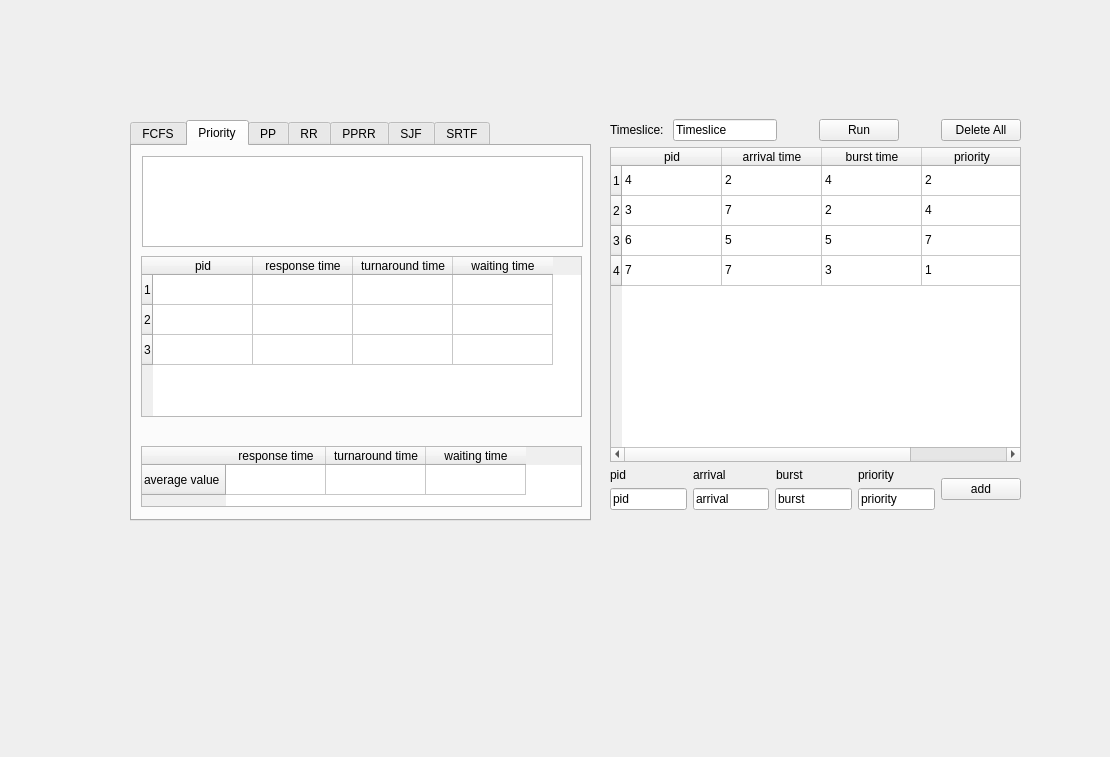
This is mainwindow.ui in jseop-lim/cpu-scheduling-simulator-python as Qt 5 draws it before an edit. The edited form follows.
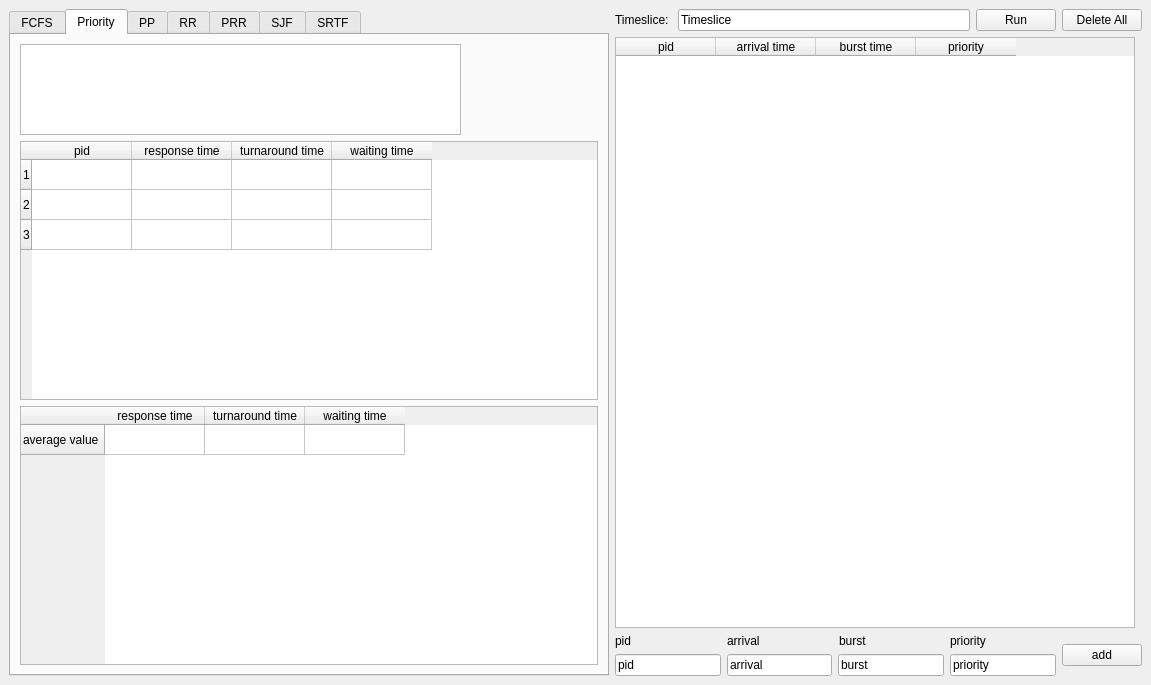
This is the edited form. The open tabs and pages were chosen to show the change.

The edit to the form file:
```diff
--- a/mainwindow.ui
+++ b/mainwindow.ui
@@ -6,25 +6,31 @@
    <rect>
     <x>0</x>
     <y>0</y>
-    <width>1110</width>
-    <height>757</height>
+    <width>1151</width>
+    <height>685</height>
    </rect>
   </property>
   <property name="windowTitle">
    <string>MainWindow</string>
   </property>
   <widget class="QWidget" name="widget">
+   <layout class="QHBoxLayout" name="horizontalLayout_3">
+    <item>
    <widget class="QTabWidget" name="lefthalf">
-    <property name="geometry">
-     <rect>
-      <x>130</x>
-      <y>120</y>
-      <width>461</width>
-      <height>401</height>
-     </rect>
+      <property name="sizePolicy">
+       <sizepolicy hsizetype="Expanding" vsizetype="Preferred">
+        <horstretch>0</horstretch>
+        <verstretch>0</verstretch>
+       </sizepolicy>
+      </property>
+      <property name="minimumSize">
+       <size>
+        <width>600</width>
+        <height>0</height>
+       </size>
     </property>
     <property name="currentIndex">
-     <number>1</number>
+       <number>4</number>
     </property>
     <property name="tabBarAutoHide">
      <bool>false</bool>
@@ -33,15 +39,12 @@
      <attribute name="title">
       <string>FCFS</string>
      </attribute>
+       <layout class="QVBoxLayout" name="verticalLayout_2">
+        <item>
+         <widget class="QGraphicsView" name="gantt_fcfs"/>
+        </item>
+        <item>
      <widget class="QTableWidget" name="results_fcfs">
-      <property name="geometry">
-       <rect>
-        <x>20</x>
-        <y>110</y>
-        <width>420</width>
-        <height>161</height>
-       </rect>
-      </property>
       <row>
        <property name="text">
         <string>1</string>
@@ -78,15 +81,9 @@
        </property>
       </column>
      </widget>
+        </item>
+        <item>
      <widget class="QTableWidget" name="avg_fcfs">
-      <property name="geometry">
-       <rect>
-        <x>20</x>
-        <y>300</y>
-        <width>420</width>
-        <height>61</height>
-       </rect>
-      </property>
       <row>
        <property name="text">
         <string>average value</string>
@@ -108,30 +105,26 @@
        </property>
       </column>
      </widget>
-     <widget class="QGraphicsView" name="gantt_fcfs">
-      <property name="geometry">
-       <rect>
-        <x>20</x>
-        <y>20</y>
-        <width>420</width>
-        <height>71</height>
-       </rect>
-      </property>
-     </widget>
+        </item>
+       </layout>
     </widget>
     <widget class="QWidget" name="tab_priority">
      <attribute name="title">
       <string>Priority</string>
      </attribute>
+       <layout class="QVBoxLayout" name="verticalLayout_3">
+        <item>
+         <widget class="QGraphicsView" name="gantt_priority">
+          <property name="maximumSize">
+           <size>
+            <width>441</width>
+            <height>91</height>
+           </size>
+          </property>
+         </widget>
+        </item>
+        <item>
      <widget class="QTableWidget" name="results_priority">
-      <property name="geometry">
-       <rect>
-        <x>9</x>
-        <y>110</y>
-        <width>441</width>
-        <height>161</height>
-       </rect>
-      </property>
       <row>
        <property name="text">
         <string>1</string>
@@ -168,15 +161,9 @@
        </property>
       </column>
      </widget>
+        </item>
+        <item>
      <widget class="QTableWidget" name="avg_priority">
-      <property name="geometry">
-       <rect>
-        <x>9</x>
-        <y>300</y>
-        <width>441</width>
-        <height>61</height>
-       </rect>
-      </property>
       <row>
        <property name="text">
         <string>average value</string>
@@ -198,36 +185,19 @@
        </property>
       </column>
      </widget>
-     <widget class="QGraphicsView" name="gantt_priority">
-      <property name="geometry">
-       <rect>
-        <x>10</x>
-        <y>10</y>
-        <width>441</width>
-        <height>91</height>
-       </rect>
-      </property>
-      <property name="maximumSize">
-       <size>
-        <width>441</width>
-        <height>91</height>
-       </size>
-      </property>
-     </widget>
+        </item>
+       </layout>
     </widget>
     <widget class="QWidget" name="tab_pp">
      <attribute name="title">
       <string>PP</string>
      </attribute>
+       <layout class="QVBoxLayout" name="verticalLayout_5">
+        <item>
+         <widget class="QGraphicsView" name="gantt_pp"/>
+        </item>
+        <item>
      <widget class="QTableWidget" name="results_pp">
-      <property name="geometry">
-       <rect>
-        <x>20</x>
-        <y>110</y>
-        <width>420</width>
-        <height>161</height>
-       </rect>
-      </property>
       <row>
        <property name="text">
         <string>1</string>
@@ -264,15 +234,9 @@
        </property>
       </column>
      </widget>
+        </item>
+        <item>
      <widget class="QTableWidget" name="avg_pp">
-      <property name="geometry">
-       <rect>
-        <x>20</x>
-        <y>300</y>
-        <width>420</width>
-        <height>61</height>
-       </rect>
-      </property>
       <row>
        <property name="text">
         <string>average value</string>
@@ -294,30 +258,19 @@
        </property>
       </column>
      </widget>
-     <widget class="QGraphicsView" name="gantt_pp">
-      <property name="geometry">
-       <rect>
-        <x>20</x>
-        <y>20</y>
-        <width>420</width>
-        <height>71</height>
-       </rect>
-      </property>
-     </widget>
+        </item>
+       </layout>
     </widget>
     <widget class="QWidget" name="tab_rr">
      <attribute name="title">
       <string>RR</string>
      </attribute>
+       <layout class="QVBoxLayout" name="verticalLayout_4">
+        <item>
+         <widget class="QGraphicsView" name="gantt_rr"/>
+        </item>
+        <item>
      <widget class="QTableWidget" name="results_rr">
-      <property name="geometry">
-       <rect>
-        <x>20</x>
-        <y>110</y>
-        <width>420</width>
-        <height>161</height>
-       </rect>
-      </property>
       <row>
        <property name="text">
         <string>1</string>
@@ -354,15 +307,9 @@
        </property>
       </column>
      </widget>
+        </item>
+        <item>
      <widget class="QTableWidget" name="avg_rr">
-      <property name="geometry">
-       <rect>
-        <x>20</x>
-        <y>300</y>
-        <width>420</width>
-        <height>61</height>
-       </rect>
-      </property>
       <row>
        <property name="text">
         <string>average value</string>
@@ -384,30 +331,19 @@
        </property>
       </column>
      </widget>
-     <widget class="QGraphicsView" name="gantt_rr">
-      <property name="geometry">
-       <rect>
-        <x>20</x>
-        <y>20</y>
-        <width>420</width>
-        <height>71</height>
-       </rect>
-      </property>
-     </widget>
+        </item>
+       </layout>
     </widget>
     <widget class="QWidget" name="tab_pprr">
      <attribute name="title">
-      <string>PPRR</string>
-     </attribute>
+        <string>PRR</string>
+       </attribute>
+       <layout class="QVBoxLayout" name="verticalLayout_6">
+        <item>
+         <widget class="QGraphicsView" name="gantt_pprr"/>
+        </item>
+        <item>
      <widget class="QTableWidget" name="results_pprr">
-      <property name="geometry">
-       <rect>
-        <x>20</x>
-        <y>110</y>
-        <width>420</width>
-        <height>161</height>
-       </rect>
-      </property>
       <row>
        <property name="text">
         <string>1</string>
@@ -444,15 +380,9 @@
        </property>
       </column>
      </widget>
+        </item>
+        <item>
      <widget class="QTableWidget" name="avg_pprr">
-      <property name="geometry">
-       <rect>
-        <x>20</x>
-        <y>300</y>
-        <width>420</width>
-        <height>61</height>
-       </rect>
-      </property>
       <row>
        <property name="text">
         <string>average value</string>
@@ -474,30 +404,19 @@
        </property>
       </column>
      </widget>
-     <widget class="QGraphicsView" name="gantt_pprr">
-      <property name="geometry">
-       <rect>
-        <x>20</x>
-        <y>20</y>
-        <width>420</width>
-        <height>71</height>
-       </rect>
-      </property>
-     </widget>
+        </item>
+       </layout>
     </widget>
     <widget class="QWidget" name="tab_sjf">
      <attribute name="title">
       <string>SJF</string>
      </attribute>
+       <layout class="QVBoxLayout" name="verticalLayout_8">
+        <item>
+         <widget class="QGraphicsView" name="gantt_sjf"/>
+        </item>
+        <item>
      <widget class="QTableWidget" name="results_sjf">
-      <property name="geometry">
-       <rect>
-        <x>20</x>
-        <y>110</y>
-        <width>420</width>
-        <height>161</height>
-       </rect>
-      </property>
       <row>
        <property name="text">
         <string>1</string>
@@ -534,15 +453,9 @@
        </property>
       </column>
      </widget>
+        </item>
+        <item>
      <widget class="QTableWidget" name="avg_sjf">
-      <property name="geometry">
-       <rect>
-        <x>20</x>
-        <y>300</y>
-        <width>420</width>
-        <height>61</height>
-       </rect>
-      </property>
       <row>
        <property name="text">
         <string>average value</string>
@@ -564,30 +477,19 @@
        </property>
       </column>
      </widget>
-     <widget class="QGraphicsView" name="gantt_sjf">
-      <property name="geometry">
-       <rect>
-        <x>20</x>
-        <y>20</y>
-        <width>420</width>
-        <height>71</height>
-       </rect>
-      </property>
-     </widget>
+        </item>
+       </layout>
     </widget>
     <widget class="QWidget" name="tab_srtf">
      <attribute name="title">
       <string>SRTF</string>
      </attribute>
+       <layout class="QVBoxLayout" name="verticalLayout_7">
+        <item>
+         <widget class="QGraphicsView" name="gantt_srtf"/>
+        </item>
+        <item>
      <widget class="QTableWidget" name="results_srtf">
-      <property name="geometry">
-       <rect>
-        <x>20</x>
-        <y>110</y>
-        <width>420</width>
-        <height>161</height>
-       </rect>
-      </property>
       <row>
        <property name="text">
         <string>1</string>
@@ -624,15 +526,9 @@
        </property>
       </column>
      </widget>
+        </item>
+        <item>
      <widget class="QTableWidget" name="avg_srtf">
-      <property name="geometry">
-       <rect>
-        <x>20</x>
-        <y>300</y>
-        <width>420</width>
-        <height>61</height>
-       </rect>
-      </property>
       <row>
        <property name="text">
         <string>average value</string>
@@ -654,30 +550,21 @@
        </property>
       </column>
      </widget>
-     <widget class="QGraphicsView" name="gantt_srtf">
-      <property name="geometry">
-       <rect>
-        <x>20</x>
-        <y>20</y>
-        <width>420</width>
-        <height>71</height>
-       </rect>
-      </property>
-     </widget>
-    </widget>
-   </widget>
-   <widget class="QWidget" name="layoutWidget">
-    <property name="geometry">
-     <rect>
-      <x>610</x>
-      <y>119</y>
-      <width>411</width>
-      <height>391</height>
-     </rect>
-    </property>
+        </item>
+       </layout>
+      </widget>
+     </widget>
+    </item>
+    <item>
     <layout class="QVBoxLayout" name="righthalf">
+      <property name="sizeConstraint">
+       <enum>QLayout::SetMinimumSize</enum>
+      </property>
      <item>
       <layout class="QHBoxLayout" name="horizontalLayout">
+        <property name="sizeConstraint">
+         <enum>QLayout::SetMinimumSize</enum>
+        </property>
        <item>
         <widget class="QLabel" name="label_timeslice">
          <property name="text">
@@ -687,24 +574,17 @@
        </item>
        <item>
         <widget class="QLineEdit" name="lineEdit_timeslice">
+          <property name="sizePolicy">
+           <sizepolicy hsizetype="MinimumExpanding" vsizetype="Fixed">
+            <horstretch>0</horstretch>
+            <verstretch>0</verstretch>
+           </sizepolicy>
+          </property>
          <property name="text">
           <string>Timeslice</string>
          </property>
         </widget>
        </item>
-       <item>
-        <spacer name="horizontalSpacer">
-         <property name="orientation">
-          <enum>Qt::Horizontal</enum>
-         </property>
-         <property name="sizeHint" stdset="0">
-          <size>
-           <width>40</width>
-           <height>20</height>
-          </size>
-         </property>
-        </spacer>
-       </item>
        <item>
         <widget class="QPushButton" name="pushButton_run">
          <property name="text">
@@ -712,19 +592,6 @@
          </property>
         </widget>
        </item>
-       <item>
-        <spacer name="horizontalSpacer_2">
-         <property name="orientation">
-          <enum>Qt::Horizontal</enum>
-         </property>
-         <property name="sizeHint" stdset="0">
-          <size>
-           <width>40</width>
-           <height>20</height>
-          </size>
-         </property>
-        </spacer>
-       </item>
        <item>
         <widget class="QPushButton" name="pushButton_deleteall">
          <property name="text">
@@ -736,26 +603,24 @@
      </item>
      <item>
       <widget class="QTableWidget" name="tableWidget_processes">
-       <row>
-        <property name="text">
-         <string>1</string>
+        <property name="sizePolicy">
+         <sizepolicy hsizetype="Fixed" vsizetype="Expanding">
+          <horstretch>0</horstretch>
+          <verstretch>0</verstretch>
+         </sizepolicy>
         </property>
-       </row>
-       <row>
-        <property name="text">
-         <string>2</string>
+        <property name="minimumSize">
+         <size>
+          <width>520</width>
+          <height>0</height>
+         </size>
         </property>
-       </row>
-       <row>
-        <property name="text">
-         <string>3</string>
+        <property name="maximumSize">
+         <size>
+          <width>520</width>
+          <height>16777215</height>
+         </size>
         </property>
-       </row>
-       <row>
-        <property name="text">
-         <string>4</string>
-        </property>
-       </row>
        <column>
         <property name="text">
          <string>pid</string>
@@ -776,94 +641,20 @@
          <string>priority</string>
         </property>
        </column>
-       <item row="0" column="0">
-        <property name="text">
-         <string>4</string>
-        </property>
-       </item>
-       <item row="0" column="1">
-        <property name="text">
-         <string>2</string>
-        </property>
-       </item>
-       <item row="0" column="2">
-        <property name="text">
-         <string>4</string>
-        </property>
-       </item>
-       <item row="0" column="3">
-        <property name="text">
-         <string>2</string>
-        </property>
-       </item>
-       <item row="1" column="0">
-        <property name="text">
-         <string>3</string>
-        </property>
-       </item>
-       <item row="1" column="1">
-        <property name="text">
-         <string>7</string>
-        </property>
-       </item>
-       <item row="1" column="2">
-        <property name="text">
-         <string>2</string>
-        </property>
-       </item>
-       <item row="1" column="3">
-        <property name="text">
-         <string>4</string>
-        </property>
-       </item>
-       <item row="2" column="0">
-        <property name="text">
-         <string>6</string>
-        </property>
-       </item>
-       <item row="2" column="1">
-        <property name="text">
-         <string>5</string>
-        </property>
-       </item>
-       <item row="2" column="2">
-        <property name="text">
-         <string>5</string>
-        </property>
-       </item>
-       <item row="2" column="3">
-        <property name="text">
-         <string>7</string>
-        </property>
-       </item>
-       <item row="3" column="0">
-        <property name="text">
-         <string>7</string>
-        </property>
-       </item>
-       <item row="3" column="1">
-        <property name="text">
-         <string>7</string>
-        </property>
-       </item>
-       <item row="3" column="2">
-        <property name="text">
-         <string>3</string>
-        </property>
-       </item>
-       <item row="3" column="3">
-        <property name="text">
-         <string>1</string>
-        </property>
-       </item>
       </widget>
      </item>
      <item>
       <layout class="QHBoxLayout" name="horizontalLayout_2">
+        <property name="sizeConstraint">
+         <enum>QLayout::SetMinimumSize</enum>
+        </property>
        <item>
         <layout class="QVBoxLayout" name="verticalLayout">
          <item>
           <layout class="QHBoxLayout" name="layout_label">
+            <property name="sizeConstraint">
+             <enum>QLayout::SetMinAndMaxSize</enum>
+            </property>
            <item>
             <widget class="QLabel" name="label_pid">
              <property name="text">
@@ -930,6 +721,9 @@
        </item>
        <item>
         <widget class="QPushButton" name="pushButton_add">
+          <property name="enabled">
+           <bool>true</bool>
+          </property>
          <property name="text">
           <string>add</string>
          </property>
@@ -938,7 +732,8 @@
       </layout>
      </item>
     </layout>
-   </widget>
+    </item>
+   </layout>
   </widget>
  </widget>
  <resources/>
```
Lines whose indentation alone changed are shown as unchanged.
